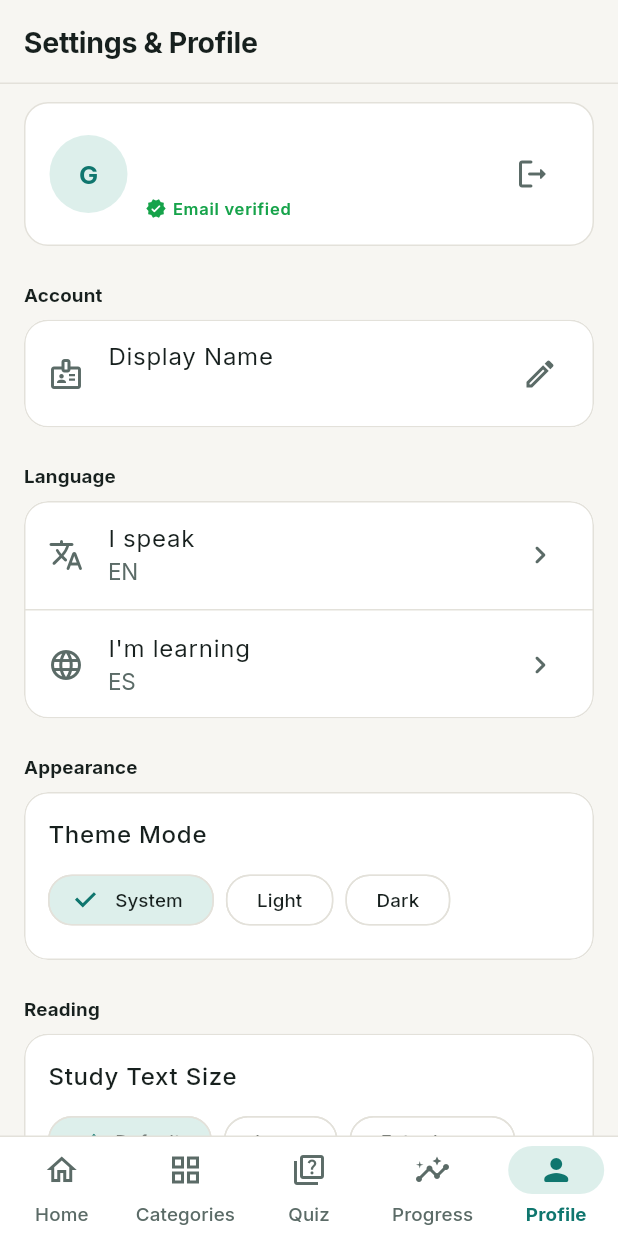
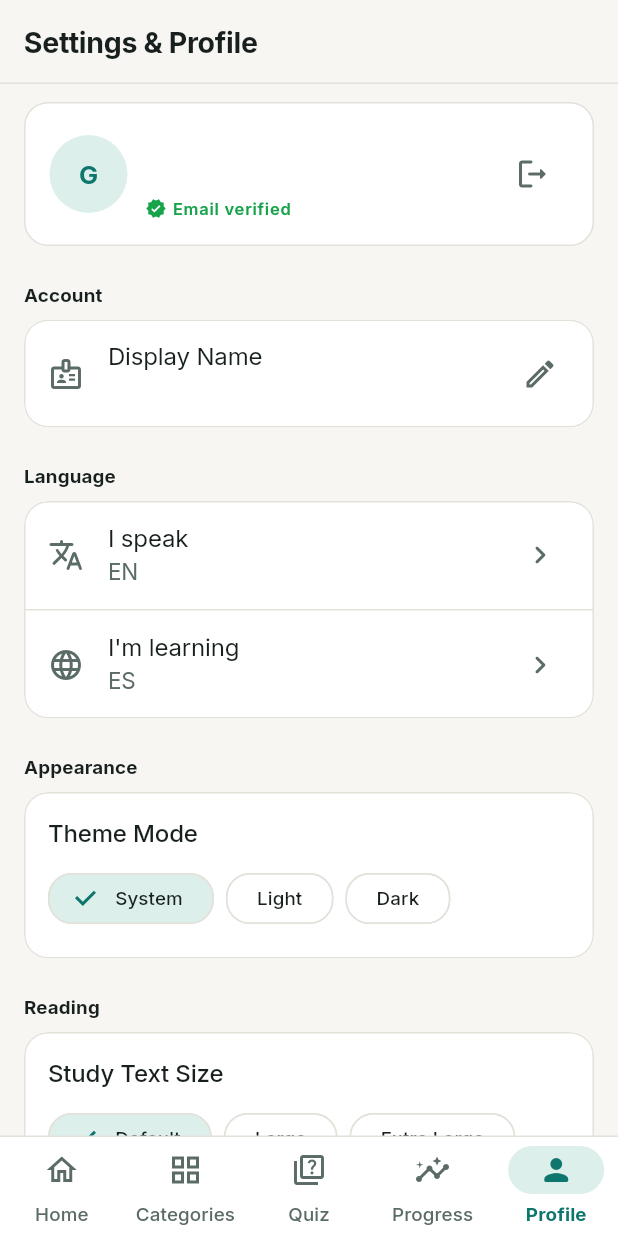
Before and after one commit to Itzsssnori/phrase-practice, a Flutter app: the screen it shows once a user with an empty profile is signed in, item 5 of the bottom bar chosen, on a phone screen of 412 x 824 dp. Run offline on Flutter 3.47's test engine with Material 3 defaults, Android fonts, the phone set to English and light mode, and no system bars; our stand-ins replace cloud_firestore, firebase_ai, firebase_auth, firebase_core, flutter_tts, go_router and 3 more; missing offline and left inert: firebase_app_check; accounts and stored records are empty.

Commit message:
fix(ui,tts): fix dark mode TextField text color and defer TTS stop on dispose

```diff
--- a/lib/theme/app_typography.dart
+++ b/lib/theme/app_typography.dart
@@ -12,7 +12,12 @@ class AppTypography {
     final textColor = isDark ? AppColors.darkText : AppColors.lightText;
     final secondaryColor = isDark ? AppColors.darkTextSecondary : AppColors.lightTextSecondary;
 
-    final base = GoogleFonts.interTextTheme();
+    final base = GoogleFonts.interTextTheme(
+      isDark ? ThemeData.dark().textTheme : ThemeData.light().textTheme,
+    ).apply(
+      bodyColor: textColor,
+      displayColor: textColor,
+    );
 
     return base.copyWith(
       // Top screen heading
@@ -51,6 +56,15 @@ class AppTypography {
         height: 1.3,
       ),
 
+      // Default input text (TextField / TextFormField)
+      bodyLarge: base.bodyLarge?.copyWith(
+        fontSize: 16.0,
+        fontWeight: FontWeight.w400,
+        color: textColor,
+        letterSpacing: -0.1,
+        height: 1.45,
+      ),
+
       // Standard body
       bodyMedium: base.bodyMedium?.copyWith(
         fontSize: 15.0,
--- a/lib/widgets/app_audio_button.dart
+++ b/lib/widgets/app_audio_button.dart
@@ -120,8 +120,13 @@ class _AppAudioButtonState extends State<AppAudioButton> {
   @override
   void dispose() {
     final service = _speechService;
+    final utteranceId = _resolvedUtteranceId;
     if (service != null) {
-      unawaited(service.stopIfPlayingUtterance(_resolvedUtteranceId));
+      // Defer stop until after unmount so notifyListeners never fires while
+      // the widget tree is locked.
+      WidgetsBinding.instance.addPostFrameCallback((_) {
+        unawaited(service.stopIfPlayingUtterance(utteranceId));
+      });
     }
     super.dispose();
   }
```
